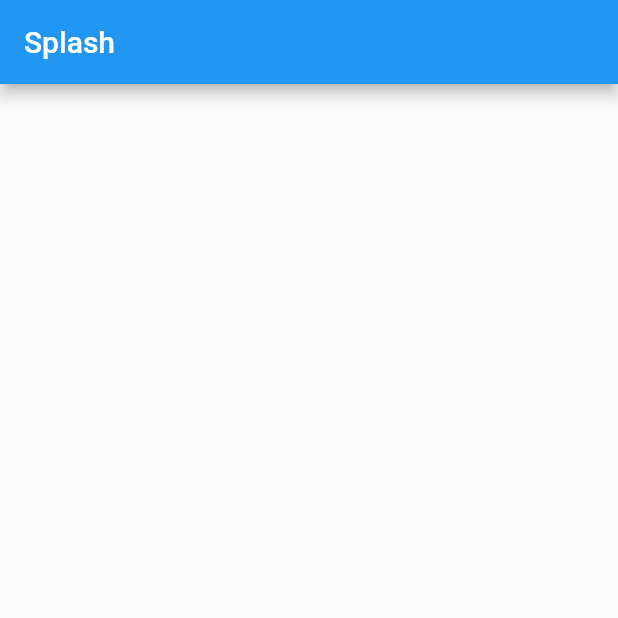
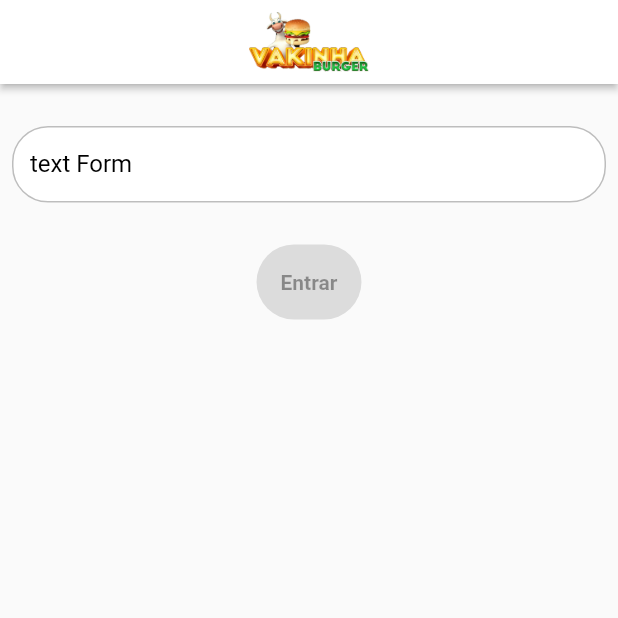
Before and after one commit to andsonsilv/vakinha_burger_mobile, a Flutter app: the screen it shows after launch, on a phone screen of 412 x 824 dp, the top half of it. Run offline on Flutter 3.47's test engine with Material 2 defaults, Android fonts, the phone set to English and light mode, and no system bars; our stand-ins replace get; Roboto replaces fonts that are missing (mplus1, plus1).

Commit message:
Front: Splash + HomePage

```diff
--- a/lib/app/modules/splash/splash_page.dart
+++ b/lib/app/modules/splash/splash_page.dart
@@ -1,4 +1,8 @@
 import 'package:flutter/material.dart';
+import 'package:vakinha_burger_mobile/app/core/common/constants/texts_constant.dart';
+import 'package:vakinha_burger_mobile/app/core/ui/widgets/vakinha_appbar.dart';
+import 'package:vakinha_burger_mobile/app/core/ui/widgets/vakinha_button.dart';
+import 'package:vakinha_burger_mobile/app/core/ui/widgets/vakinha_textformfield.dart';
 
 class SplashPage extends StatelessWidget {
   const SplashPage({Key? key}) : super(key: key);
@@ -6,7 +10,18 @@ class SplashPage extends StatelessWidget {
   @override
   Widget build(BuildContext context) {
     return Scaffold(
-      appBar: AppBar(title: const Text('Splash'),),
+      appBar: VakinhaAppbar(),
+      body: Column(
+        children: const [
+          SizedBox(height: 20,),
+          Padding(
+            padding: EdgeInsets.all(8.0),
+            child: VakinhaTextformfield(label: 'text Form',),
+          ),
+          SizedBox(height: 20,),
+          VakinhaButton(onPressed: null, label: TextsConstant.entrar)
+        ],
+      ),
     );
   }
 }
--- a/pubspec.yaml
+++ b/pubspec.yaml
@@ -62,10 +62,8 @@ flutter:
   # the material Icons class.
   uses-material-design: true
 
-  # To add assets to your application, add an assets section, like this:
-  # assets:
-  #   - images/a_dot_burr.jpeg
-  #   - images/a_dot_ham.jpeg
+  assets:
+   - lib/assets/images/
 
   # An image asset can refer to one or more resolution-specific "variants", see
   # https://flutter.dev/assets-and-images/#resolution-aware.
```
